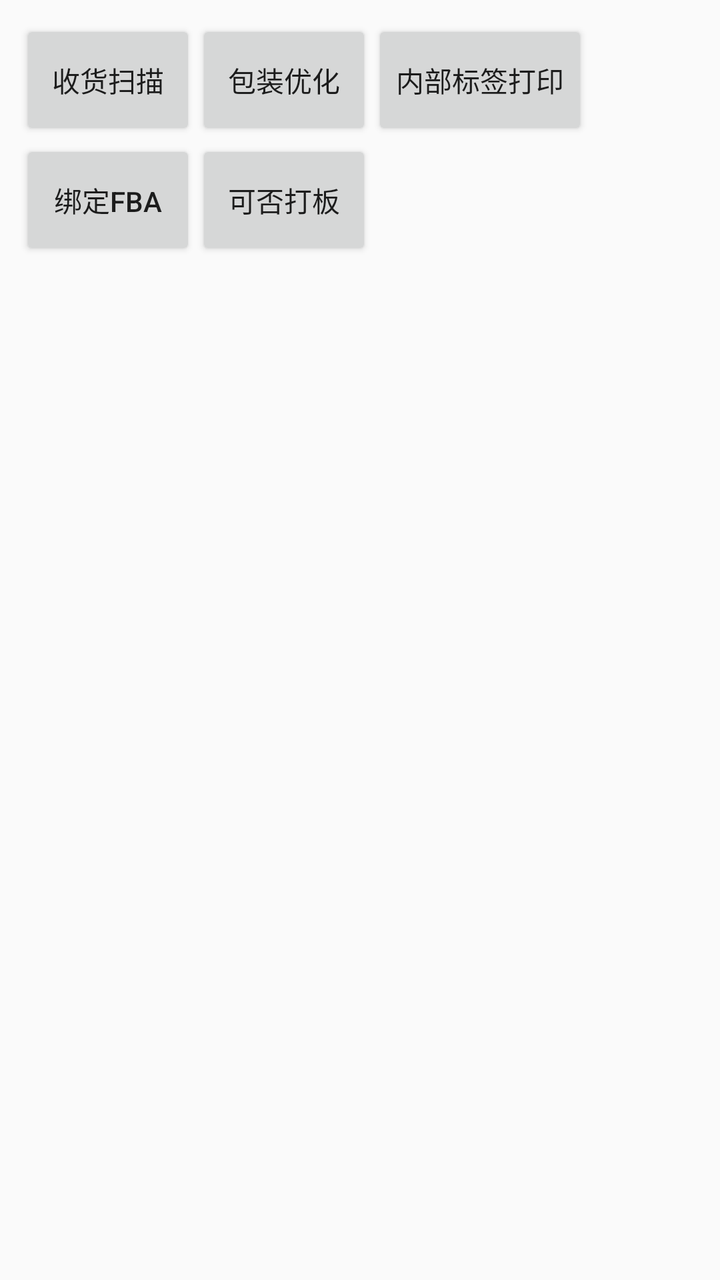
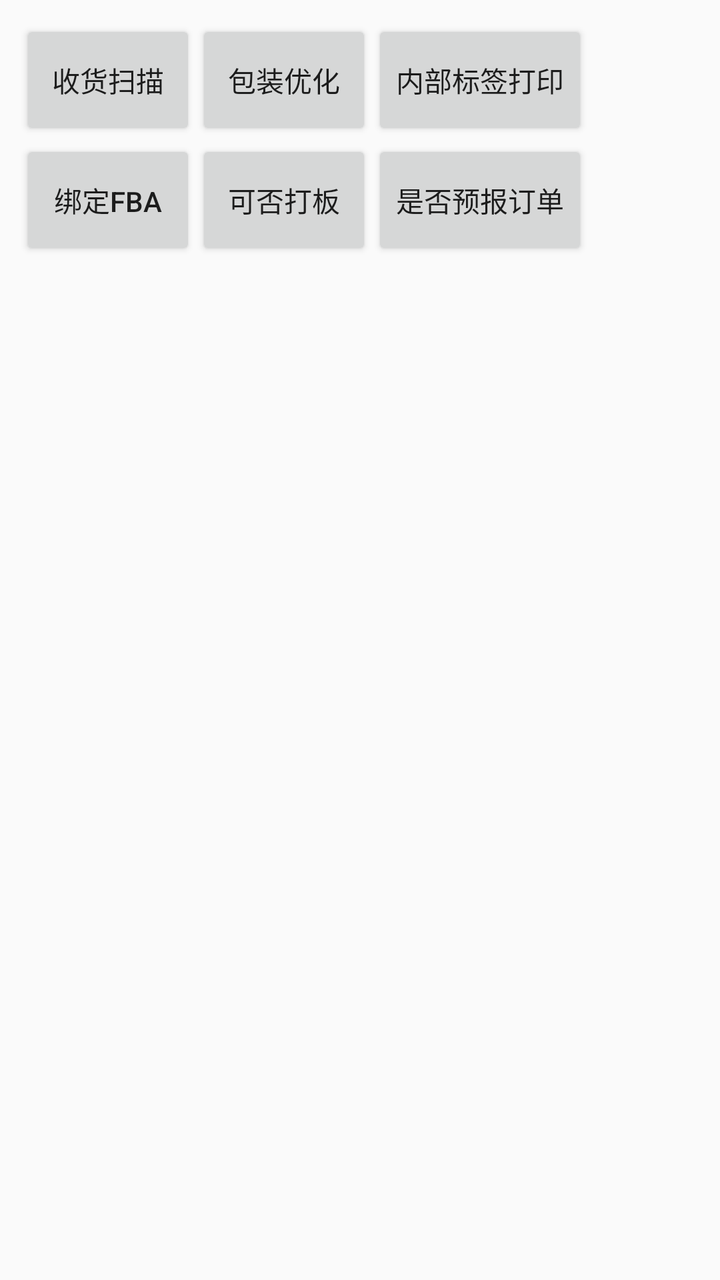

Two renders of the same Android screen: before a commit and after it. Below are the layout's source before the change and the commit's diff.
<!-- AndroidManifest.xml: application theme AppTheme -->
<!-- res/layout/activity_main.xml -->
<?xml version="1.0" encoding="utf-8"?>
<RelativeLayout xmlns:android="http://schemas.android.com/apk/res/android"
    xmlns:tools="http://schemas.android.com/tools"
    android:id="@+id/activity_main"
    android:layout_width="match_parent"
    android:layout_height="match_parent"
    android:paddingBottom="@dimen/activity_vertical_margin"
    android:paddingLeft="@dimen/activity_horizontal_margin"
    android:paddingRight="@dimen/activity_horizontal_margin"
    android:paddingTop="@dimen/activity_vertical_margin"
    tools:context="com.sl56.lis.androidapp.MainActivity">

    <TableLayout
        android:layout_width="match_parent"
        android:layout_height="match_parent">

        <TableRow android:layout_height="121dp">

            <Button
                android:id="@+id/btnScanRgd"
                android:layout_width="wrap_content"
                android:layout_height="60dp"
                android:text="收货扫描" />

            <Button
                android:id="@+id/btn_PackagingOptimization"
                android:layout_width="wrap_content"
                android:layout_height="60dp"
                android:text="包装优化" />

            <Button
                android:id="@+id/btn_PrintInnerLabel"
                android:layout_width="wrap_content"
                android:layout_height="60dp"
                android:text="内部标签打印" />
        </TableRow>

        <TableRow>
            <Button
                android:id="@+id/btn_bind_FBA"
                android:layout_width="wrap_content"
                android:layout_height="60dp"
                android:text="绑定FBA" />
            <Button
                android:id="@+id/btn_can_pallet"
                android:layout_width="wrap_content"
                android:layout_height="60dp"
                android:text="可否打板" />
        </TableRow>

    </TableLayout>
</RelativeLayout>
<!-- resources referenced by this layout -->
<resources>
  <dimen name="activity_horizontal_margin">10dp</dimen>
  <dimen name="activity_vertical_margin">10dp</dimen>
  <style name="AppTheme" parent="Theme.AppCompat.Light.DarkActionBar">
          
          <item name="colorPrimary">@color/colorPrimary</item>
          <item name="colorPrimaryDark">@color/colorPrimaryDark</item>
          <item name="colorAccent">@color/colorAccent</item>
          <item name="android:windowFullscreen">true</item>
          <item name="android:actionButtonStyle">@style/MyActionButtonStyle</item>
      </style>
  <color name="colorPrimary">#3F51B5</color>
  <color name="colorPrimaryDark">#303F9F</color>
  <color name="colorAccent">#FF4081</color>
  <style name="MyActionButtonStyle" parent="AppTheme">
          <item name="android:minWidth">20dip</item>
          <item name="android:padding">20dip</item>
      </style>
</resources>

<!-- the commit's change to res/layout/activity_main.xml (unified diff, before → after) -->
@@ -46,6 +46,11 @@
                 android:layout_width="wrap_content"
                 android:layout_height="60dp"
                 android:text="可否打板" />
+            <Button
+                android:id="@+id/btn_is_import_manifest"
+                android:layout_width="wrap_content"
+                android:layout_height="60dp"
+                android:text="是否预报订单" />
         </TableRow>
 
     </TableLayout>
